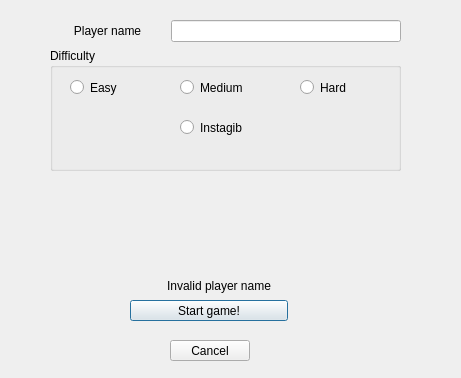
First picture: the form in Game/startwindow.ui, repository ItsOpaz/ohjelmointi3, before the edit.
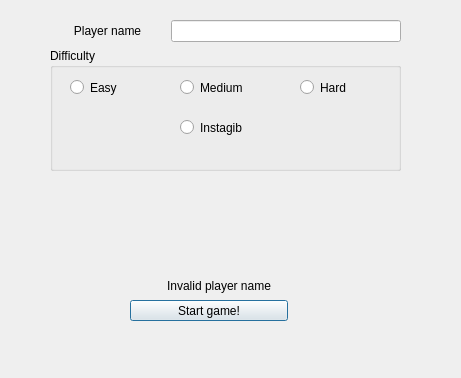
Second picture: the form after the edit.

Commit message: Startwindow crashing solved

Diff of the .ui file:
```diff
--- a/Game/startwindow.ui
+++ b/Game/startwindow.ui
@@ -132,19 +132,6 @@
     <string>Start game!</string>
    </property>
   </widget>
-  <widget class="QPushButton" name="pushButton_cancel">
-   <property name="geometry">
-    <rect>
-     <x>170</x>
-     <y>340</y>
-     <width>80</width>
-     <height>21</height>
-    </rect>
-   </property>
-   <property name="text">
-    <string>Cancel</string>
-   </property>
-  </widget>
  </widget>
  <resources/>
  <connections/>
```
Left out of the diff: 2 changed lines with no effect on the pictures. The commit also changes 2 other files.
